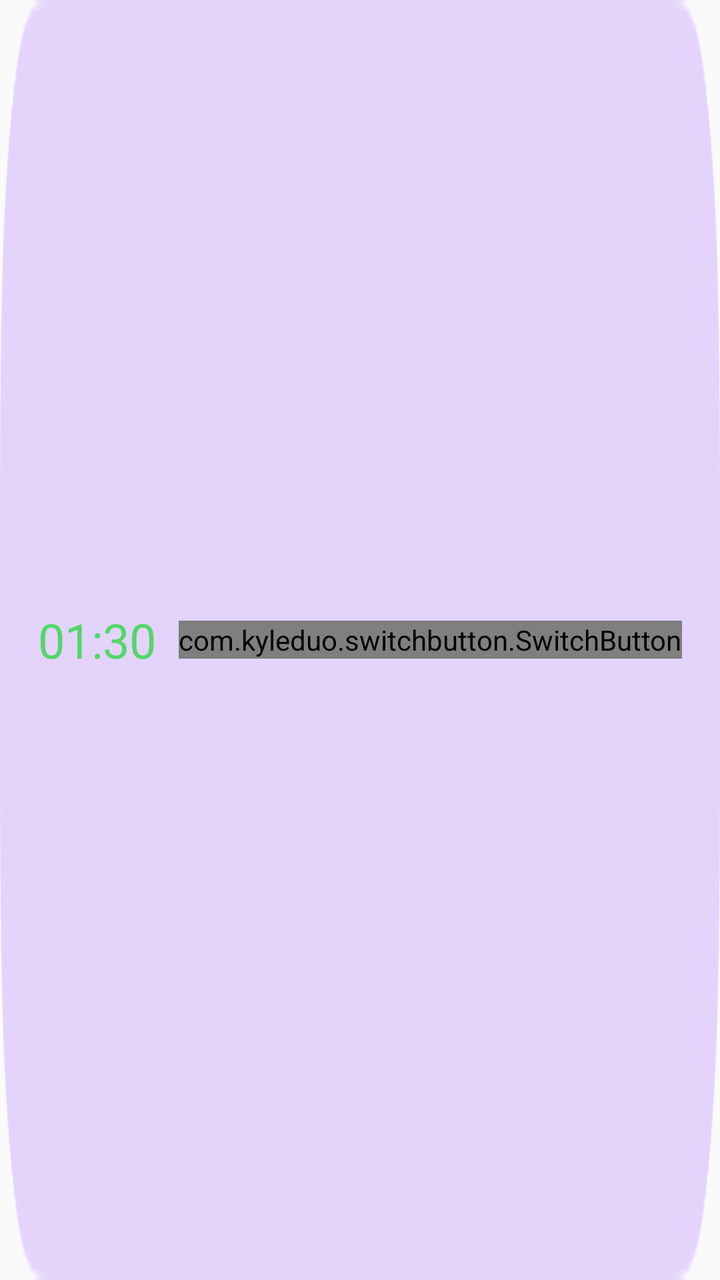
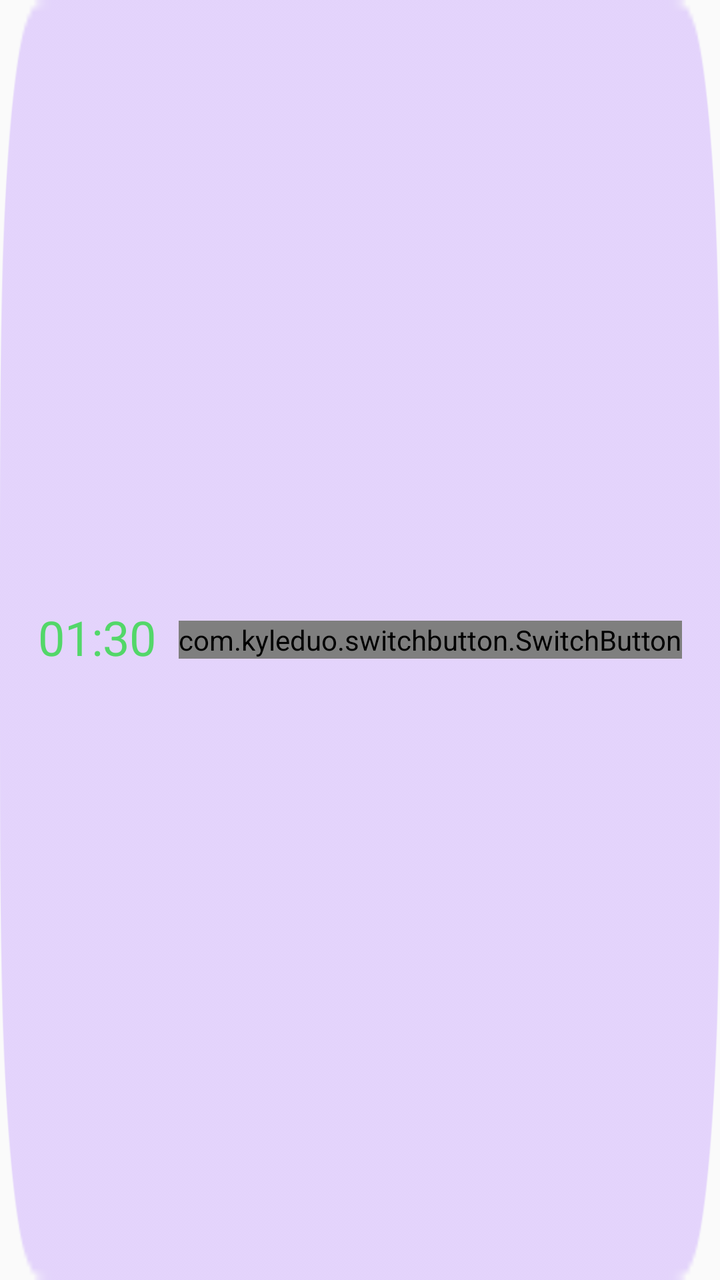

Before-and-after screenshots of an Android layout around one commit, followed by the original layout XML and the change that was made.
<!-- AndroidManifest.xml: application theme AppTheme -->
<!-- res/layout/item_timer.xml -->
<?xml version="1.0" encoding="utf-8"?>
<RelativeLayout xmlns:android="http://schemas.android.com/apk/res/android"
    xmlns:app="http://schemas.android.com/apk/res-auto"
    xmlns:tools="http://schemas.android.com/tools"
    android:id="@+id/rl_timer_background"
    android:layout_width="match_parent"
    android:layout_height="wrap_content"
    android:background="@drawable/timer_list_selector">

    <TextView
        android:id="@+id/tv_time"
        android:layout_width="wrap_content"
        android:layout_height="wrap_content"
        android:layout_centerVertical="true"
        android:layout_marginStart="@dimen/main_margin_horizontal"
        android:text="01:30"
        android:textColor="@color/colorTimerGreen"
        android:textSize="@dimen/timer_list_time_text_size" />

    <com.kyleduo.switchbutton.SwitchButton
        android:id="@+id/switch_button"
        android:layout_width="wrap_content"
        android:layout_height="wrap_content"
        android:layout_alignParentEnd="true"
        android:layout_centerVertical="true"
        android:layout_marginEnd="@dimen/main_margin_horizontal"
        app:kswAnimationDuration="300"
        app:kswBackDrawable="@drawable/switch_back_drawable"
        app:kswThumbDrawable="@drawable/bottom_switch"
        app:kswThumbMarginBottom="2dp"
        app:kswThumbMarginTop="2dp"
        app:kswThumbRangeRatio="1.98"
        tools:ignore="RelativeOverlap" />

</RelativeLayout>
<!-- resources referenced by this layout -->
<resources>
  <color name="colorTimerGreen">#53D769</color>
  <dimen name="main_margin_horizontal">19dp</dimen>
  <dimen name="timer_list_time_text_size">24sp</dimen>
  <!-- drawable bottom_switch: png bitmap (drawable-hdpi, 1309 bytes) -->
  <!-- drawable switch_back_drawable (drawable) -->
  <?xml version="1.0" encoding="utf-8"?>
  <selector xmlns:android="http://schemas.android.com/apk/res/android">
      <item android:state_checked="true" android:state_enabled="false">
          <shape>
              <solid android:color="#b3ecbc" />
              <corners android:radius="120dp" />
          </shape>
      </item>
      <item android:state_checked="false" android:state_enabled="false">
          <shape>
              <solid android:color="#786A9B" />
              <corners android:radius="120dp" />
              <stroke android:width="1.9dp" android:color="#786A9B" />
          </shape>
      </item>
      <item android:state_checked="true">
          <shape>
              <solid android:color="@color/colorTimerGreen" />
              <corners android:radius="120dp" />
          </shape>
      </item>
      <item>
          <shape>
              <solid android:color="#786A9B" />
              <corners android:radius="99dp" />
              <stroke android:width="1.5dp" android:color="#786A9B" />
          </shape>
      </item>
  </selector>
  <!-- drawable timer_list_selector (drawable) -->
  <?xml version="1.0" encoding="utf-8"?>
  <selector xmlns:android="http://schemas.android.com/apk/res/android">
      <item android:drawable="@drawable/list_p" android:state_pressed="true" />
      <item android:drawable="@drawable/list_n" />
  
  </selector>
  <style name="AppTheme" parent="Theme.AppCompat.Light.NoActionBar">
          
          <item name="colorPrimary">@color/colorPrimary</item>
          <item name="colorPrimaryDark">@color/colorPrimaryDark</item>
          <item name="colorAccent">@color/colorAccent</item>
      </style>
  <!-- drawable list_p: png bitmap (drawable-hdpi, 2068 bytes) -->
  <!-- drawable list_n: png bitmap (drawable-hdpi, 1944 bytes) -->
  <color name="colorPrimary">#6200EE</color>
  <color name="colorPrimaryDark">#3700B3</color>
  <color name="colorAccent">#03DAC5</color>
</resources>

<!-- the commit's change to res/layout/item_timer.xml (unified diff, before → after) -->
@@ -7,15 +7,41 @@
     android:layout_height="wrap_content"
     android:background="@drawable/timer_list_selector">
 
-    <TextView
-        android:id="@+id/tv_time"
+    <LinearLayout
         android:layout_width="wrap_content"
         android:layout_height="wrap_content"
         android:layout_centerVertical="true"
         android:layout_marginStart="@dimen/main_margin_horizontal"
-        android:text="01:30"
-        android:textColor="@color/colorTimerGreen"
-        android:textSize="@dimen/timer_list_time_text_size" />
+        android:orientation="horizontal">
+
+        <TextView
+            android:id="@+id/tv_time"
+            android:layout_width="wrap_content"
+            android:layout_height="wrap_content"
+            android:includeFontPadding="false"
+            android:text="01:30"
+            android:textColor="@color/colorTimerGreen"
+            android:textSize="@dimen/timer_list_time_text_size" />
+
+        <TextView
+            android:id="@+id/tv_interval"
+            android:layout_width="wrap_content"
+            android:layout_height="wrap_content"
+            android:layout_marginStart="@dimen/timer_button_margin_top"
+            android:text="间隔01:30"
+            android:textColor="@color/colorWhite"
+            android:textSize="@dimen/timer_list_interval_text_size" />
+
+        <TextView
+            android:id="@+id/tv_times"
+            android:layout_width="wrap_content"
+            android:layout_height="wrap_content"
+            android:layout_marginStart="@dimen/timer_button_margin_top"
+            android:text="4次"
+            android:textColor="@color/colorWhite"
+            android:textSize="@dimen/timer_list_interval_text_size" />
+
+    </LinearLayout>
 
     <com.kyleduo.switchbutton.SwitchButton
         android:id="@+id/switch_button"
<!-- resource entries referenced after the edit -->
@@ -1,7 +1,10 @@
 <!-- resources referenced by this layout -->
 <resources>
   <color name="colorTimerGreen">#53D769</color>
+  <color name="colorWhite">#FFFFFF</color>
   <dimen name="main_margin_horizontal">19dp</dimen>
+  <dimen name="timer_button_margin_top">13.3dp</dimen>
+  <dimen name="timer_list_interval_text_size">12sp</dimen>
   <dimen name="timer_list_time_text_size">24sp</dimen>
   <!-- drawable bottom_switch: png bitmap (drawable-hdpi, 1309 bytes) -->
   <!-- drawable switch_back_drawable (drawable) -->
